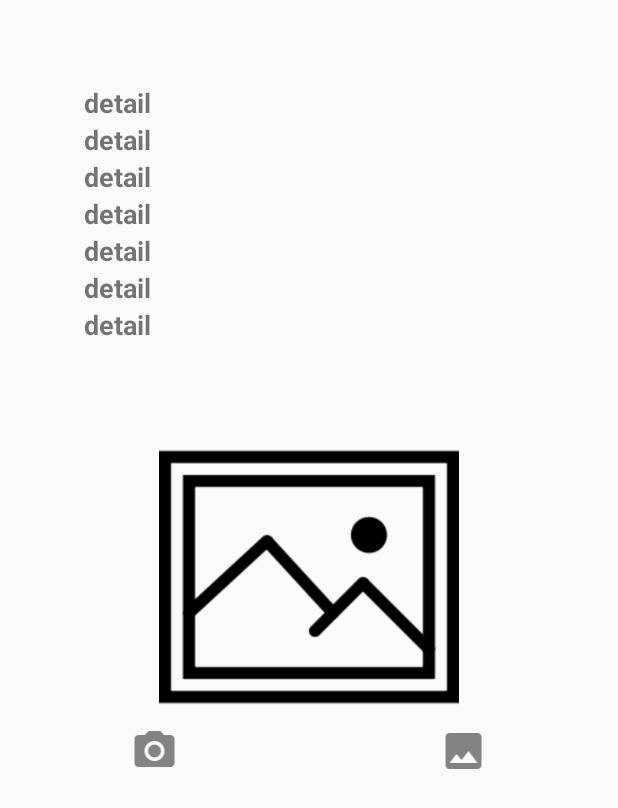
After one commit to masterUNG/TicketService, an Android app: the layout fragment_detail.xml on its own in the app's theme, with its tools: preview values and no code run, on a phone screen of 412 x 824 dp. The commit adds this screen. Shown: the top 808 px of the screen. Run offline under Robolectric (Android 15) with nearby library versions, the phone set to English and light mode, and no system bars.

Commit message:
Finish 31May

```diff
--- a/app/src/main/java/masterung/androidthai/in/th/ticketservice/ServiceActivity.java
+++ b/app/src/main/java/masterung/androidthai/in/th/ticketservice/ServiceActivity.java
@@ -52,6 +52,11 @@ public class ServiceActivity extends AppCompatActivity {
         }
 
     }   // Main Method
+
+    @Override
+    public void onBackPressed() {
+//        super.onBackPressed();
+    }
 
     private void createListView() {
 
--- /dev/null
+++ b/app/src/main/res/layout/fragment_detail.xml
@@ -0,0 +1,113 @@
+<?xml version="1.0" encoding="utf-8"?>
+<LinearLayout xmlns:android="http://schemas.android.com/apk/res/android"
+    android:orientation="vertical"
+    android:layout_width="match_parent"
+    android:layout_height="match_parent">
+
+    <!--Content-->
+    <LinearLayout
+        android:layout_margin="@dimen/margin"
+        android:padding="@dimen/padding"
+        android:layout_width="match_parent"
+        android:layout_height="wrap_content"
+        android:orientation="vertical">
+
+        <TextView
+            android:id="@+id/txtDocNo"
+            android:layout_width="wrap_content"
+            android:layout_height="wrap_content"
+            android:text="detail"
+            android:textSize="@dimen/h2"
+            android:textStyle="bold" />
+
+        <TextView
+            android:id="@+id/txtSerial"
+            android:layout_width="wrap_content"
+            android:layout_height="wrap_content"
+            android:text="detail"
+            android:textSize="@dimen/h2"
+            android:textStyle="bold" />
+
+        <TextView
+            android:id="@+id/txtDueDate"
+            android:layout_width="wrap_content"
+            android:layout_height="wrap_content"
+            android:text="detail"
+            android:textSize="@dimen/h2"
+            android:textStyle="bold" />
+
+        <TextView
+            android:id="@+id/txtDetail"
+            android:layout_width="wrap_content"
+            android:layout_height="wrap_content"
+            android:text="detail"
+            android:textSize="@dimen/h2"
+            android:textStyle="bold" />
+
+        <TextView
+            android:id="@+id/txtServarity"
+            android:layout_width="wrap_content"
+            android:layout_height="wrap_content"
+            android:text="detail"
+            android:textSize="@dimen/h2"
+            android:textStyle="bold" />
+
+        <TextView
+            android:id="@+id/txtAssign"
+            android:layout_width="wrap_content"
+            android:layout_height="wrap_content"
+            android:text="detail"
+            android:textSize="@dimen/h2"
+            android:textStyle="bold" />
+
+        <TextView
+            android:id="@+id/txtStatus"
+            android:layout_width="wrap_content"
+            android:layout_height="wrap_content"
+            android:text="detail"
+            android:textSize="@dimen/h2"
+            android:textStyle="bold" />
+
+
+    </LinearLayout>
+
+    <!--Take Photo-->
+    <LinearLayout
+        android:orientation="vertical"
+        android:layout_width="match_parent"
+        android:layout_height="wrap_content">
+
+        <!--Image Show-->
+        <ImageView
+            android:id="@+id/imvShowPhoto"
+            android:scaleType="centerInside"
+            android:src="@drawable/picture"
+            android:layout_width="match_parent"
+            android:layout_height="200dp" />
+
+        <!--Controller-->
+        <LinearLayout
+            android:orientation="horizontal"
+            android:layout_width="match_parent"
+            android:layout_height="wrap_content">
+
+            <ImageView
+                android:id="@+id/imvCamera"
+                android:layout_weight="1"
+                android:src="@drawable/ic_action_camera"
+                android:layout_width="wrap_content"
+                android:layout_height="wrap_content" />
+
+            <ImageView
+                android:id="@+id/imvInsPhoto"
+                android:layout_weight="1"
+                android:src="@drawable/ic_action_photo"
+                android:layout_width="wrap_content"
+                android:layout_height="wrap_content" />
+
+
+        </LinearLayout>
+
+    </LinearLayout>
+
+</LinearLayout>
```
Also changed, not shown: app/src/main/java/masterung/androidthai/in/th/ticketservice/fragment/DetailFragment.java (added, +107 -0 lines), app/src/main/java/masterung/androidthai/in/th/ticketservice/fragment/NewItemFragment.java (+30 -7 lines), app/src/main/res/drawable-hdpi/ic_action_camera.png (added), app/src/main/res/drawable-hdpi/ic_action_photo.png (added), app/src/main/res/drawable-mdpi/ic_action_camera.png (added), app/src/main/res/drawable-mdpi/ic_action_photo.png (added), app/src/main/res/drawable-xhdpi/ic_action_camera.png (added), app/src/main/res/drawable-xhdpi/ic_action_photo.png (added), app/src/main/res/drawable-xxhdpi/ic_action_camera.png (added), app/src/main/res/drawable-xxhdpi/ic_action_photo.png (added), app/src/main/res/drawable/picture.png (added).
